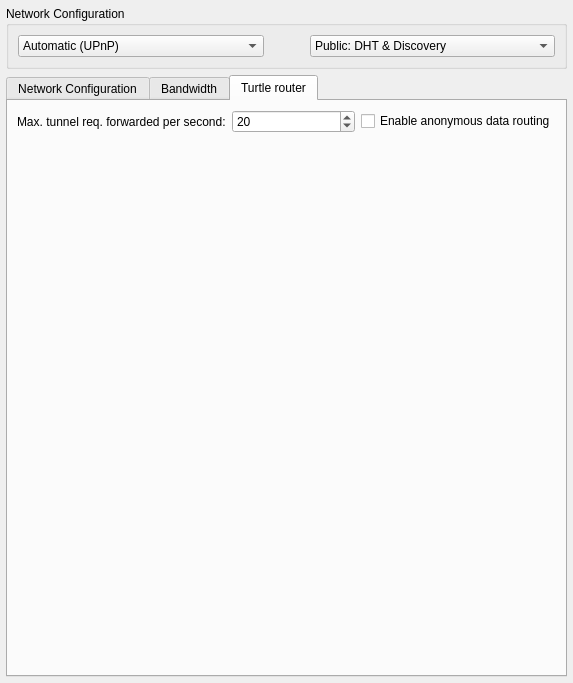
Old version of the form retroshare-gui/src/gui/settings/ServerPage.ui in the repository RetroShare/RetroShare.
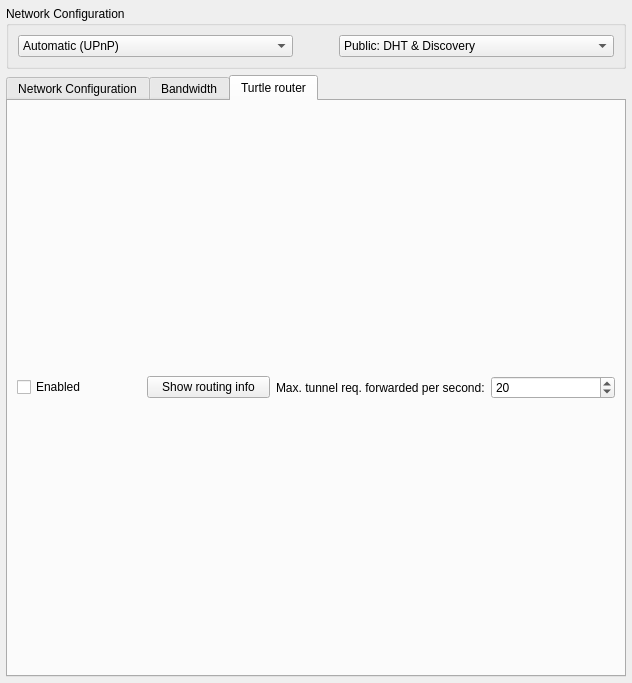
New version of the form. The open tabs and pages were chosen to show the change.

Commit message: moved turtle statistics info into config->turtle

```diff
--- a/retroshare-gui/src/gui/settings/ServerPage.ui
+++ b/retroshare-gui/src/gui/settings/ServerPage.ui
@@ -6,7 +6,7 @@
    <rect>
     <x>0</x>
     <y>0</y>
-    <width>573</width>
+    <width>632</width>
     <height>683</height>
    </rect>
   </property>
@@ -373,6 +373,23 @@
       <layout class="QVBoxLayout" name="verticalLayout_3">
        <item>
         <layout class="QHBoxLayout" name="horizontalLayout">
+         <item>
+          <widget class="QCheckBox" name="_turtle_enabled_CB">
+           <property name="toolTip">
+            <string>&lt;html&gt;&lt;head/&gt;&lt;body&gt;&lt;p align=&quot;justify&quot;&gt;Unchecking this disables all anonymous routing activity, except cache cleaning. Incoming tunnel requests are discarded, and no tunnel requests are sent to anyone.&lt;/p&gt;&lt;/body&gt;&lt;/html&gt;</string>
+           </property>
+           <property name="text">
+            <string>Enabled</string>
+           </property>
+          </widget>
+         </item>
+         <item>
+          <widget class="QPushButton" name="_routing_info_PB">
+           <property name="text">
+            <string>Show routing info</string>
+           </property>
+          </widget>
+         </item>
          <item>
           <widget class="QLabel" name="label_6">
            <property name="text">
@@ -405,31 +422,8 @@
            </property>
           </widget>
          </item>
-         <item>
-          <widget class="QCheckBox" name="_turtle_enabled_CB">
-           <property name="toolTip">
-            <string>Unchecking this disables all anonymous routing activity, except cache cleaning. Incoming tunnel requests are discarded, and no tunnel requests are sent to anyone.</string>
-           </property>
-           <property name="text">
-            <string>Enable anonymous data routing</string>
-           </property>
-          </widget>
-         </item>
         </layout>
        </item>
-       <item>
-        <spacer name="verticalSpacer_2">
-         <property name="orientation">
-          <enum>Qt::Vertical</enum>
-         </property>
-         <property name="sizeHint" stdset="0">
-          <size>
-           <width>20</width>
-           <height>40</height>
-          </size>
-         </property>
-        </spacer>
-       </item>
       </layout>
      </widget>
     </widget>
```
Left out of the diff: 2 changed lines with no effect on the pictures. The commit also changes 3 other files.
